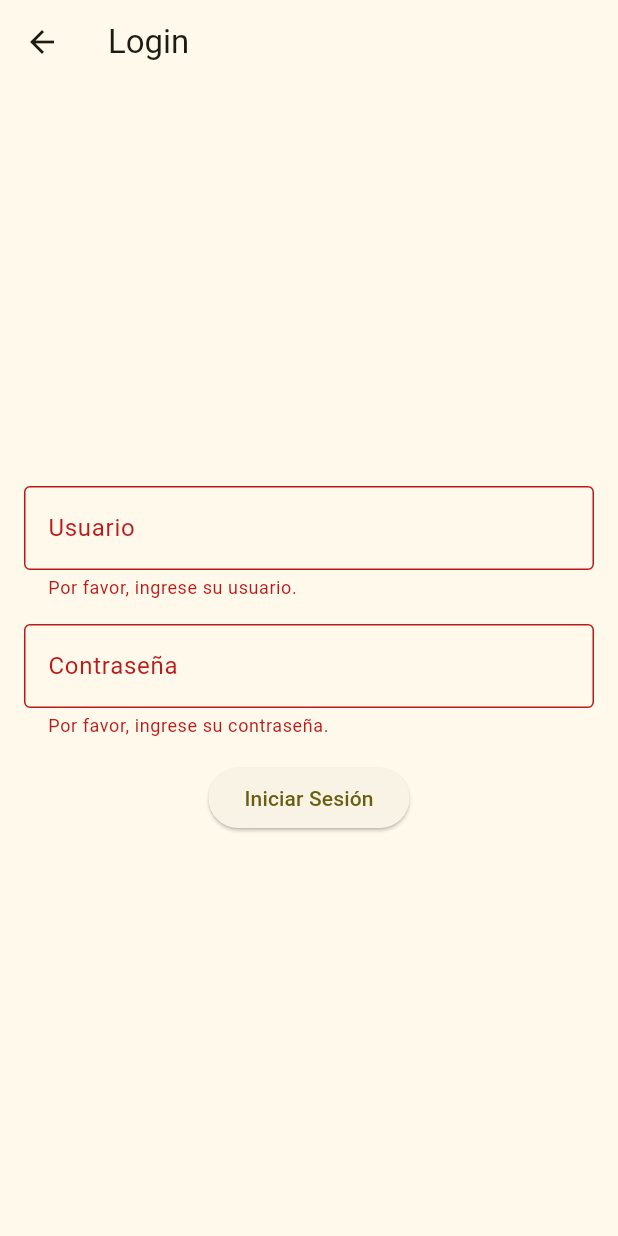
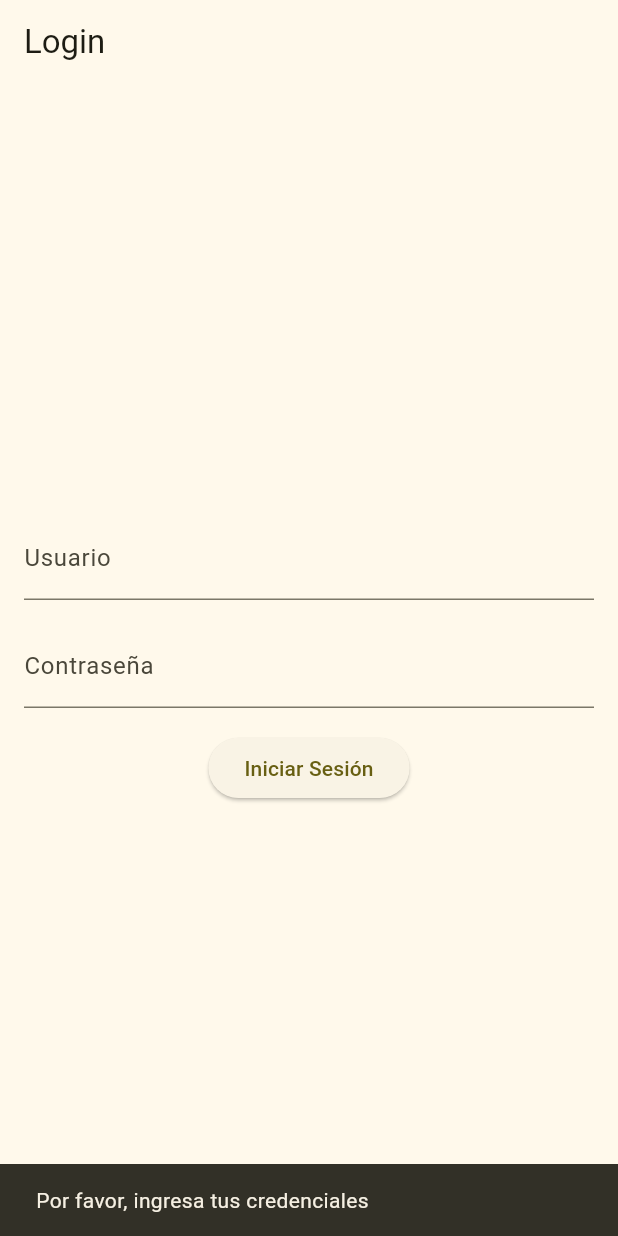
Before and after one commit to patrick-1234567/psiemens-flutter001, a Flutter app: the LoginScreen screen opened directly, after a tap on "Iniciar Sesión", on a phone screen of 412 x 824 dp. Run offline on Flutter 3.47's test engine with Material 3 defaults, Android fonts, the phone set to English and light mode, and no system bars.

```diff
--- a/lib/views/login_screen.dart
+++ b/lib/views/login_screen.dart
@@ -1,17 +1,12 @@
 import 'package:flutter/material.dart';
-import 'package:psiemens/api/service/auth_service.dart';
-import 'package:psiemens/views/welcome_screen.dart';
+import 'welcome_screen.dart';
 
 class LoginScreen extends StatelessWidget {
-  const LoginScreen({super.key});
+  final TextEditingController usernameController = TextEditingController();
+  final TextEditingController passwordController = TextEditingController();
 
   @override
   Widget build(BuildContext context) {
-    final GlobalKey<FormState> _formKey = GlobalKey<FormState>();
-    final TextEditingController usernameController = TextEditingController();
-    final TextEditingController passwordController = TextEditingController();
-    final AuthService authService = AuthService();
-
     return Scaffold(
       appBar: AppBar(
         title: const Text('Login'),
@@ -19,54 +14,28 @@ class LoginScreen extends StatelessWidget {
       body: Padding(
         padding: const EdgeInsets.all(16.0),
         child: Form(
-          key: _formKey,
           child: Column(
             mainAxisAlignment: MainAxisAlignment.center,
             children: [
               TextFormField(
                 controller: usernameController,
-                decoration: const InputDecoration(
-                  labelText: 'Usuario',
-                  border: OutlineInputBorder(),
-                ),
-                validator: (value) {
-                  if (value == null || value.isEmpty) {
-                    return 'Por favor, ingrese su usuario.';
-                  }
-                  return null;
-                },
+                decoration: const InputDecoration(labelText: 'Usuario'),
               ),
               const SizedBox(height: 16),
               TextFormField(
                 controller: passwordController,
-                decoration: const InputDecoration(
-                  labelText: 'Contraseña',
-                  border: OutlineInputBorder(),
-                ),
+                decoration: const InputDecoration(labelText: 'Contraseña'),
                 obscureText: true,
-                validator: (value) {
-                  if (value == null || value.isEmpty) {
-                    return 'Por favor, ingrese su contraseña.';
-                  }
-                  return null;
-                },
               ),
               const SizedBox(height: 16),
               ElevatedButton(
-                onPressed: () async {
-                  if (_formKey.currentState!.validate()) {
+                onPressed: () {
+                  // Simula un login exitoso
                   final username = usernameController.text.trim();
                   final password = passwordController.text.trim();
 
-                    // Llama al servicio de autenticación
-                    try{
-                        final success = await authService.login(username, password);
-
-                      Navigator.pop(context); // Cierra el teclado
-                      // Manejo del resultado del login
-                      if (success) {
-                        // Redirige a la pantalla de bienvenida
-                        Navigator.push(
+                  if (username.isNotEmpty && password.isNotEmpty) {
+                    Navigator.pushReplacement(
                       context,
                       MaterialPageRoute(
                         builder: (context) => const WelcomeScreen(),
@@ -74,21 +43,8 @@ class LoginScreen extends StatelessWidget {
                     );
                   } else {
                     ScaffoldMessenger.of(context).showSnackBar(
-                          const SnackBar(
-                            content: Text('Error en el inicio de sesión.'),
-                          ),
+                      const SnackBar(content: Text('Por favor, ingresa tus credenciales')),
                     );
-                      }
-                    }catch(e){
-                      Navigator.pop(context); // Cierra el teclado
-                      // Manejo del resultado del login
-                      // Manejo de errores en la llamada al servicio
-                      ScaffoldMessenger.of(context).showSnackBar(
-                        const SnackBar(
-                          content: Text('Error en el inicio de sesión.'),
-                        ),
-                      );
-                    }
                   }
                 },
                 child: const Text('Iniciar Sesión'),
--- a/lib/views/task_screen.dart
+++ b/lib/views/task_screen.dart
@@ -68,6 +68,7 @@ void dispose() {
 Widget build(BuildContext context) {
   return Scaffold(
     appBar: AppBar(
+      backgroundColor: Colors.blue,
       title: Text(AppConstants.TITLE_APPBAR), // Usando la constante
       centerTitle: true,
     ),
@@ -120,6 +121,7 @@ Widget build(BuildContext context) {
       onPressed: () {
         _showTaskModal(context);
       },
+      backgroundColor: Colors.blue,
       child: const Icon(Icons.add),
     ),
   );
```
Also changed, not shown: lib/main.dart (+9 -11 lines), lib/views/welcome_screen.dart (+42 -10 lines). Lines whose indentation alone changed are shown as unchanged.
